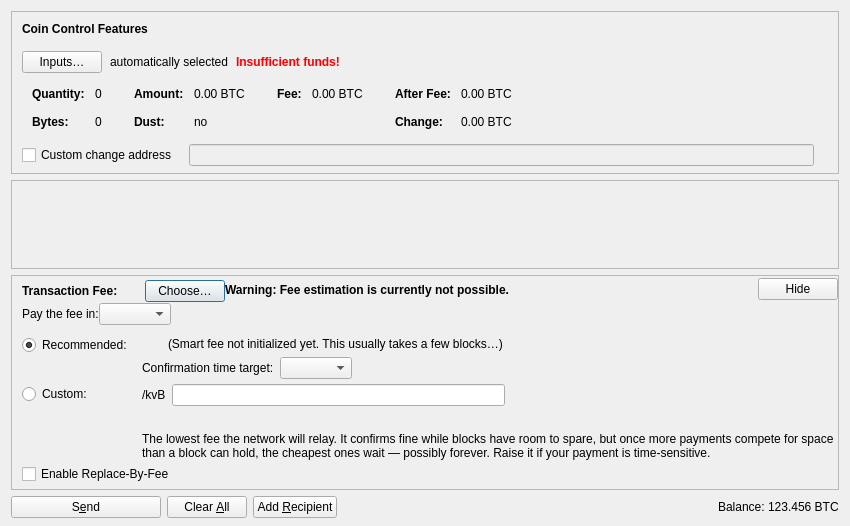
Old version of the form src/qt/forms/sendcoinsdialog.ui in the repository ConcatenaLabs/Sequentia.
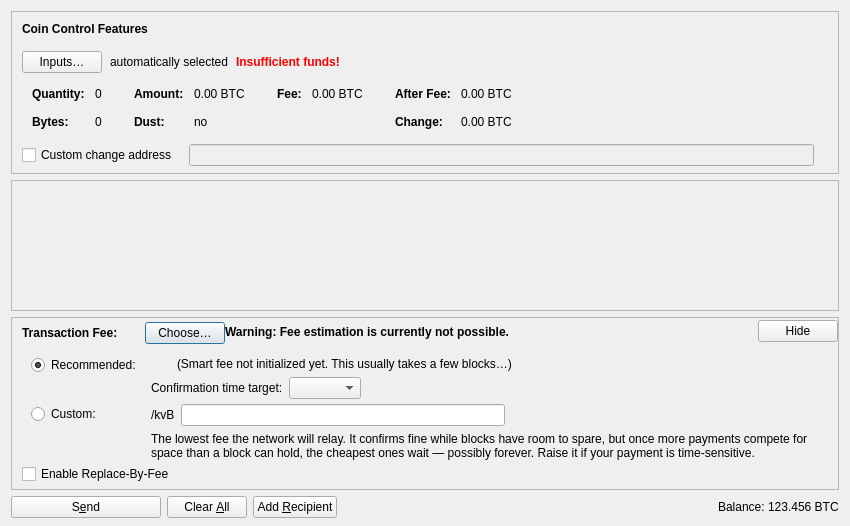
New version of the form. Icons and pictures are not drawn. Custom widgets are drawn as their Qt base class.

Commit message: qt, wallet: fund supervision records from the wallet, in a chosen fee asset

The edit to the form file:
```diff
--- a/src/qt/forms/sendcoinsdialog.ui
+++ b/src/qt/forms/sendcoinsdialog.ui
@@ -825,38 +825,8 @@
             <number>0</number>
            </property>
            <item>
-            <layout class="QHBoxLayout" name="horizontalLayoutFeeAsset">
-             <item>
-              <widget class="QLabel" name="labelFeeAsset">
-               <property name="text">
-                <string>Pay the fee in:</string>
-               </property>
-              </widget>
-             </item>
-             <item>
-              <widget class="QComboBox" name="feeAssetSelector">
-               <property name="toolTip">
-                <string>Pay the network fee in this asset. By default it follows the asset you are sending, as long as this node accepts a fee in it — no asset is privileged. Each block producer decides which assets it will take, and prices them from the asset registry and a market feed: an asset that is unregistered, unpriced or barely traded risks a payment that never confirms.</string>
-               </property>
-              </widget>
-             </item>
-             <item>
-              <spacer name="horizontalSpacerFeeAsset">
-               <property name="orientation">
-                <enum>Qt::Horizontal</enum>
-               </property>
-               <property name="sizeHint" stdset="0">
-                <size>
-                 <width>1</width>
-                 <height>1</height>
-                </size>
-               </property>
-              </spacer>
-             </item>
-            </layout>
-           </item>
-           <item>
-            <layout class="QGridLayout" name="gridLayoutFee">
+            <widget class="QWidget" name="frameFeeRateMode" native="true">
+             <layout class="QGridLayout" name="gridLayoutFee">
              <property name="topMargin">
               <number>10</number>
              </property>
@@ -906,19 +876,6 @@
                  </item>
                 </layout>
                </item>
-               <item>
-                <widget class="QLabel" name="labelFeeAssetWarning">
-                 <property name="visible">
-                  <bool>false</bool>
-                 </property>
-                 <property name="wordWrap">
-                  <bool>true</bool>
-                 </property>
-                 <property name="text">
-                  <string notr="true"/>
-                 </property>
-                </widget>
-               </item>
                <item>
                 <widget class="QLabel" name="labelCustomFeeWarning">
                  <property name="enabled">
@@ -1097,7 +1054,8 @@
                </item>
               </layout>
              </item>
-            </layout>
+             </layout>
+            </widget>
            </item>
            <item>
             <widget class="QCheckBox" name="optInRBF">
```
The commit also changes 11 other files.
